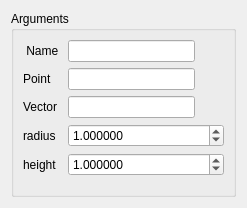
Above: src/HEXABLOCKGUI/Cylinder_QTD.ui from SalomePlatform/hexablock before the change. Below: the same form after it.
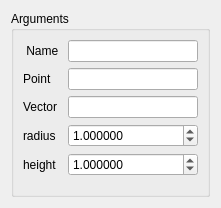
That is the form after the change.

Diff of the .ui file:
```diff
--- a/src/HEXABLOCKGUI/Cylinder_QTD.ui
+++ b/src/HEXABLOCKGUI/Cylinder_QTD.ui
@@ -6,7 +6,7 @@
    <rect>
     <x>0</x>
     <y>0</y>
-    <width>247</width>
+    <width>221</width>
     <height>208</height>
    </rect>
   </property>
@@ -18,7 +18,7 @@
   </property>
   <property name="minimumSize">
    <size>
-    <width>5</width>
+    <width>0</width>
     <height>0</height>
    </size>
   </property>
@@ -55,14 +55,14 @@
       <item row="1" column="1">
        <widget class="QLineEdit" name="name_le">
         <property name="sizePolicy">
-         <sizepolicy hsizetype="Preferred" vsizetype="Fixed">
+         <sizepolicy hsizetype="Minimum" vsizetype="Fixed">
           <horstretch>0</horstretch>
           <verstretch>0</verstretch>
          </sizepolicy>
         </property>
         <property name="maximumSize">
          <size>
-          <width>127</width>
+          <width>16777215</width>
           <height>16777215</height>
          </size>
         </property>
@@ -78,14 +78,14 @@
       <item row="2" column="1">
        <widget class="QLineEdit" name="vex_le">
         <property name="sizePolicy">
-         <sizepolicy hsizetype="Preferred" vsizetype="Fixed">
+         <sizepolicy hsizetype="Minimum" vsizetype="Fixed">
           <horstretch>0</horstretch>
           <verstretch>0</verstretch>
          </sizepolicy>
         </property>
         <property name="maximumSize">
          <size>
-          <width>127</width>
+          <width>16777215</width>
           <height>16777215</height>
          </size>
         </property>
@@ -96,9 +96,15 @@
       </item>
       <item row="4" column="1">
        <widget class="QLineEdit" name="vec_le">
+        <property name="sizePolicy">
+         <sizepolicy hsizetype="Minimum" vsizetype="Fixed">
+          <horstretch>0</horstretch>
+          <verstretch>0</verstretch>
+         </sizepolicy>
+        </property>
         <property name="maximumSize">
          <size>
-          <width>127</width>
+          <width>16777215</width>
           <height>16777215</height>
          </size>
         </property>
```
Left out of the diff: 7 changed lines with no effect on the pictures.
